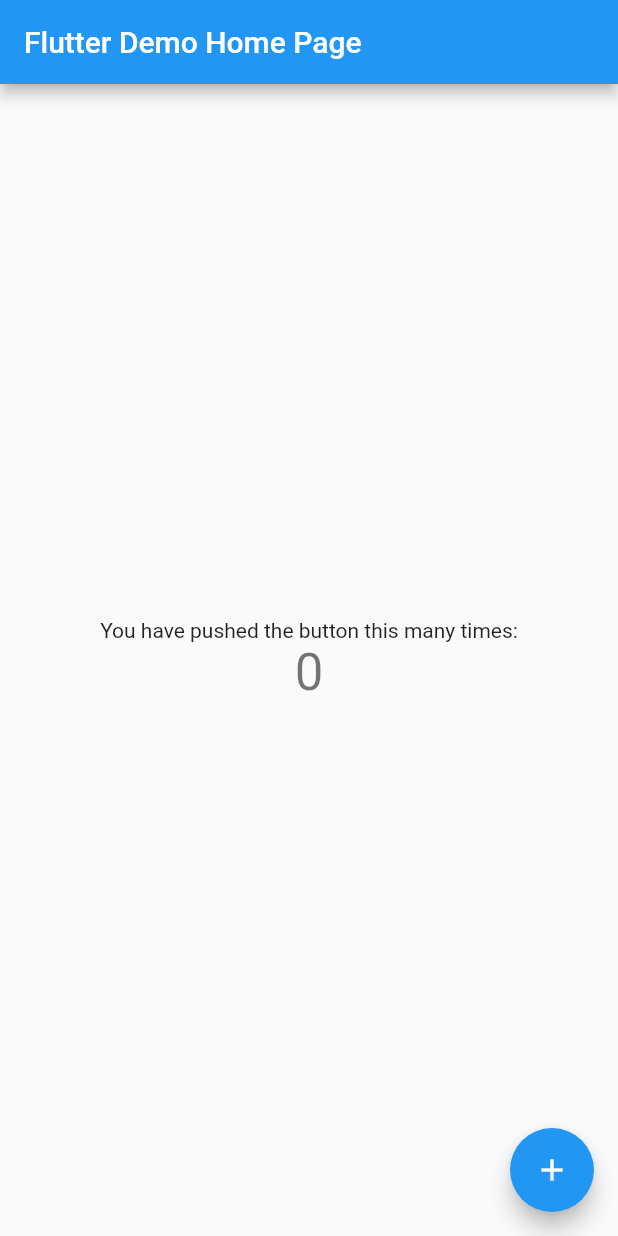
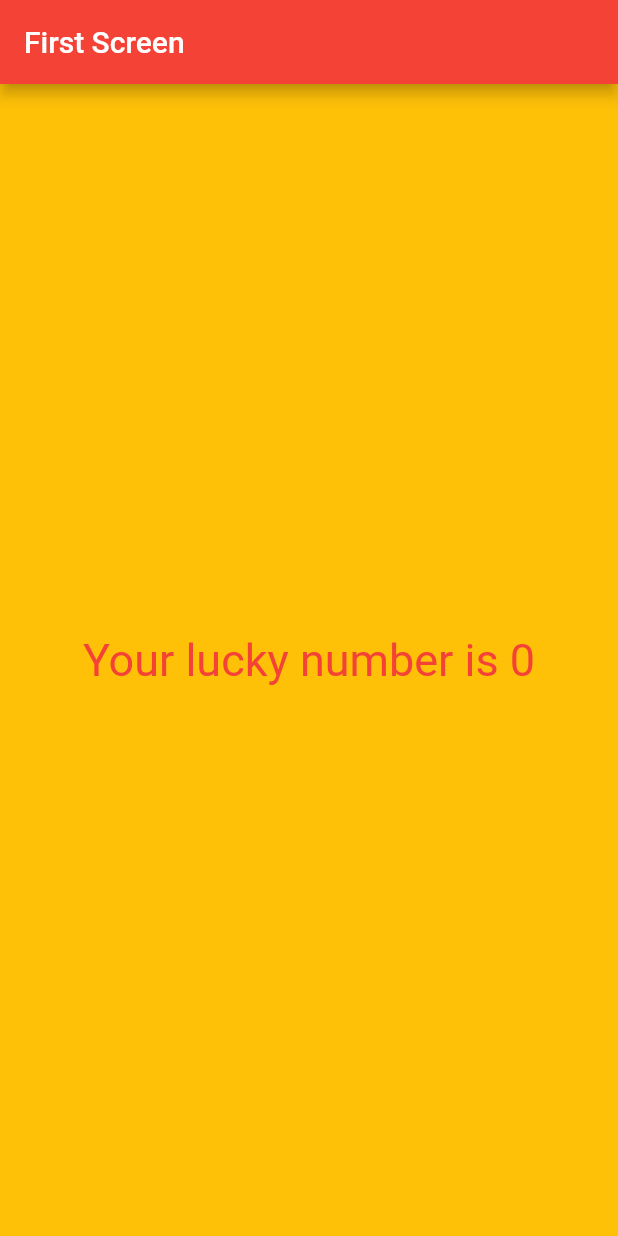
Before and after one commit to swaran5/new_flutter, a Flutter app: the screen it shows after launch, on a phone screen of 412 x 824 dp. Run offline on Flutter 3.47's test engine with Material 2 defaults, Android fonts, the phone set to English and light mode, and no system bars.

Commit message:
new codes

```diff
--- /dev/null
+++ b/lib/app_screens/first_screen.dart
@@ -0,0 +1,28 @@
+import 'dart:math';
+
+import 'package:flutter/material.dart';
+
+class FirstScreen extends StatelessWidget{
+  @override
+  Widget build(BuildContext context) {
+    return Material(
+      color: Colors.amber,
+      child: Center(
+        child: Text(
+          gernerateRandomNumber(),
+          textDirection: TextDirection.ltr,
+          style: TextStyle(
+            color: Colors.red,
+            fontSize: 30.0,
+          ),
+        ),
+      ),
+    );
+  }
+
+  String gernerateRandomNumber() {
+      var random = new Random();
+      var num = random.nextInt(10);
+      return "Your lucky number is $num";
+  }
+}
--- a/lib/main.dart
+++ b/lib/main.dart
@@ -1,113 +1,22 @@
 import 'package:flutter/material.dart';
+import 'package:new_flutter/app_screens/first_screen.dart';
 
 void main() {
-  runApp(MyApp());
+  runApp(new MyFlutterApp());
 }
 
-class MyApp extends StatelessWidget {
-  // This widget is the root of your application.
+class MyFlutterApp extends StatelessWidget {
   @override
   Widget build(BuildContext context) {
     return MaterialApp(
-      title: 'Flutter Demo',
-      theme: ThemeData(
-        // This is the theme of your application.
-        //
-        // Try running your application with "flutter run". You'll see the
-        // application has a blue toolbar. Then, without quitting the app, try
-        // changing the primarySwatch below to Colors.green and then invoke
-        // "hot reload" (press "r" in the console where you ran "flutter run",
-        // or simply save your changes to "hot reload" in a Flutter IDE).
-        // Notice that the counter didn't reset back to zero; the application
-        // is not restarted.
-        primarySwatch: Colors.blue,
-      ),
-      home: MyHomePage(title: 'Flutter Demo Home Page'),
-    );
+        debugShowCheckedModeBanner: false,
+        title: "My Flutter App",
+        home: Scaffold(
+          appBar: AppBar(
+            title: Text("First Screen"),
+            backgroundColor: Colors.red,
+          ),
+          body: new FirstScreen()
+        ));
   }
 }
-
-class MyHomePage extends StatefulWidget {
-  MyHomePage({Key? key, required this.title}) : super(key: key);
-
-  // This widget is the home page of your application. It is stateful, meaning
-  // that it has a State object (defined below) that contains fields that affect
-  // how it looks.
-
-  // This class is the configuration for the state. It holds the values (in this
-  // case the title) provided by the parent (in this case the App widget) and
-  // used by the build method of the State. Fields in a Widget subclass are
-  // always marked "final".
-
-  final String title;
-
-  @override
-  _MyHomePageState createState() => _MyHomePageState();
-}
-
-class _MyHomePageState extends State<MyHomePage> {
-  int _counter = 0;
-
-  void _incrementCounter() {
-    setState(() {
-      // This call to setState tells the Flutter framework that something has
-      // changed in this State, which causes it to rerun the build method below
-      // so that the display can reflect the updated values. If we changed
-      // _counter without calling setState(), then the build method would not be
-      // called again, and so nothing would appear to happen.
-      _counter++;
-    });
-  }
-
-  @override
-  Widget build(BuildContext context) {
-    // This method is rerun every time setState is called, for instance as done
-    // by the _incrementCounter method above.
-    //
-    // The Flutter framework has been optimized to make rerunning build methods
-    // fast, so that you can just rebuild anything that needs updating rather
-    // than having to individually change instances of widgets.
-    return Scaffold(
-      appBar: AppBar(
-        // Here we take the value from the MyHomePage object that was created by
-        // the App.build method, and use it to set our appbar title.
-        title: Text(widget.title),
-      ),
-      body: Center(
-        // Center is a layout widget. It takes a single child and positions it
-        // in the middle of the parent.
-        child: Column(
-          // Column is also a layout widget. It takes a list of children and
-          // arranges them vertically. By default, it sizes itself to fit its
-          // children horizontally, and tries to be as tall as its parent.
-          //
-          // Invoke "debug painting" (press "p" in the console, choose the
-          // "Toggle Debug Paint" action from the Flutter Inspector in Android
-          // Studio, or the "Toggle Debug Paint" command in Visual Studio Code)
-          // to see the wireframe for each widget.
-          //
-          // Column has various properties to control how it sizes itself and
-          // how it positions its children. Here we use mainAxisAlignment to
-          // center the children vertically; the main axis here is the vertical
-          // axis because Columns are vertical (the cross axis would be
-          // horizontal).
-          mainAxisAlignment: MainAxisAlignment.center,
-          children: <Widget>[
-            Text(
-              'You have pushed the button this many times:',
-            ),
-            Text(
-              '$_counter',
-              style: Theme.of(context).textTheme.headline4,
-            ),
-          ],
-        ),
-      ),
-      floatingActionButton: FloatingActionButton(
-        onPressed: _incrementCounter,
-        tooltip: 'Increment',
-        child: Icon(Icons.add),
-      ), // This trailing comma makes auto-formatting nicer for build methods.
-    );
-  }
-}
```
